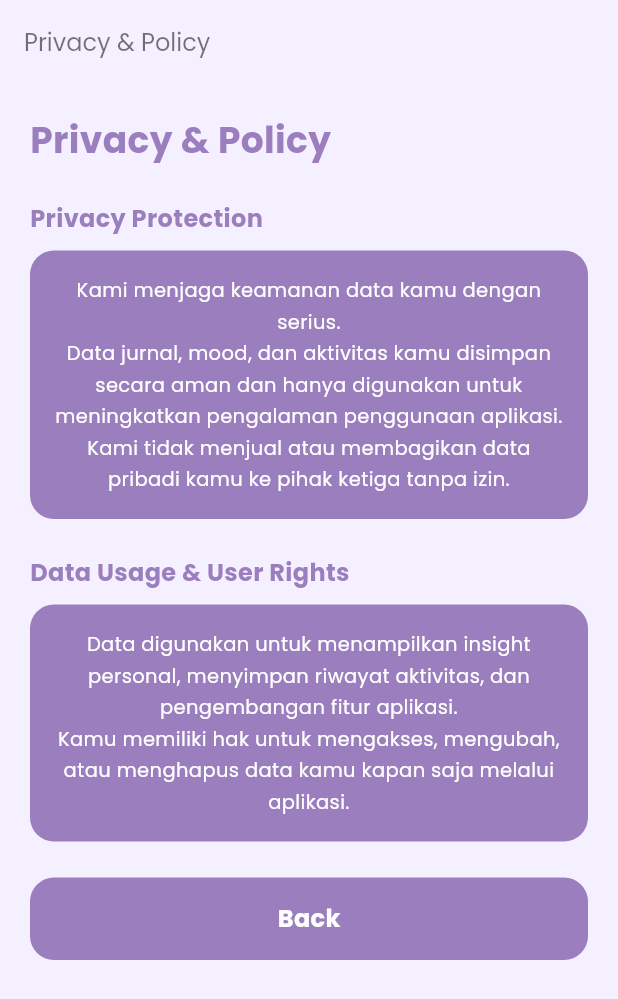
After one commit to IrghimKurniawan/Snap_Journal, a Flutter app: the PrivacyPolicyPage screen opened directly, on a phone screen of 412 x 824 dp. The commit adds this screen. Shown: the top 999 px of the screen. Run offline on Flutter 3.47's test engine with Material 3 defaults, Android fonts, the phone set to English and light mode, and no system bars; our stand-ins replace google_fonts.

Commit message:
added privacy policy

```diff
--- /dev/null
+++ b/lib/pages/privacy_policy.dart
@@ -0,0 +1,122 @@
+import 'package:flutter/material.dart';
+import 'package:google_fonts/google_fonts.dart';
+
+class PrivacyPolicyPage extends StatelessWidget {
+  const PrivacyPolicyPage({super.key});
+
+  @override
+  Widget build(BuildContext context) {
+    return Scaffold(
+      backgroundColor: const Color(0xFFF5F0FF),
+      appBar: AppBar(
+        elevation: 0,
+        backgroundColor: const Color(0xFFF5F0FF),
+        automaticallyImplyLeading: false,
+        title: Text(
+          'Privacy & Policy',
+          style: GoogleFonts.poppins(fontSize: 16, color: Colors.black54),
+        ),
+      ),
+      body: SafeArea(
+        child: SingleChildScrollView(
+          // ← diganti jadi bisa scroll
+          padding: const EdgeInsets.all(20),
+          child: Column(
+            crossAxisAlignment: CrossAxisAlignment.start,
+            children: [
+              Text(
+                'Privacy & Policy',
+                style: GoogleFonts.poppins(
+                  fontSize: 24,
+                  fontWeight: FontWeight.bold,
+                  color: const Color(0xFF9B7EBD),
+                ),
+              ),
+              const SizedBox(height: 24),
+
+              Text(
+                'Privacy Protection',
+                style: GoogleFonts.poppins(
+                  fontSize: 16,
+                  fontWeight: FontWeight.bold,
+                  color: const Color(0xFF9B7EBD),
+                ),
+              ),
+              const SizedBox(height: 10),
+              Container(
+                width: double.infinity,
+                padding: const EdgeInsets.all(16),
+                decoration: BoxDecoration(
+                  color: const Color(0xFF9B7EBD),
+                  borderRadius: BorderRadius.circular(16),
+                ),
+                child: Text(
+                  'Kami menjaga keamanan data kamu dengan serius.\nData jurnal, mood, dan aktivitas kamu disimpan secara aman dan hanya digunakan untuk meningkatkan pengalaman penggunaan aplikasi.\nKami tidak menjual atau membagikan data pribadi kamu ke pihak ketiga tanpa izin.',
+                  textAlign: TextAlign.center,
+                  style: GoogleFonts.poppins(
+                    fontSize: 13,
+                    color: Colors.white,
+                    height: 1.6,
+                  ),
+                ),
+              ),
+              const SizedBox(height: 24),
+
+              Text(
+                'Data Usage & User Rights',
+                style: GoogleFonts.poppins(
+                  fontSize: 16,
+                  fontWeight: FontWeight.bold,
+                  color: const Color(0xFF9B7EBD),
+                ),
+              ),
+              const SizedBox(height: 10),
+              Container(
+                width: double.infinity,
+                padding: const EdgeInsets.all(16),
+                decoration: BoxDecoration(
+                  color: const Color(0xFF9B7EBD),
+                  borderRadius: BorderRadius.circular(16),
+                ),
+                child: Text(
+                  'Data digunakan untuk menampilkan insight personal, menyimpan riwayat aktivitas, dan pengembangan fitur aplikasi.\nKamu memiliki hak untuk mengakses, mengubah, atau menghapus data kamu kapan saja melalui aplikasi.',
+                  textAlign: TextAlign.center,
+                  style: GoogleFonts.poppins(
+                    fontSize: 13,
+                    color: Colors.white,
+                    height: 1.6,
+                  ),
+                ),
+              ),
+              const SizedBox(height: 24),
+
+              // BACK BUTTON
+              GestureDetector(
+                onTap: () => Navigator.pop(context),
+                child: Container(
+                  width: double.infinity,
+                  padding: const EdgeInsets.symmetric(vertical: 16),
+                  decoration: BoxDecoration(
+                    color: const Color(0xFF9B7EBD),
+                    borderRadius: BorderRadius.circular(16),
+                  ),
+                  child: Center(
+                    child: Text(
+                      'Back',
+                      style: GoogleFonts.poppins(
+                        fontSize: 16,
+                        fontWeight: FontWeight.bold,
+                        color: Colors.white,
+                      ),
+                    ),
+                  ),
+                ),
+              ),
+              const SizedBox(height: 20),
+            ],
+          ),
+        ),
+      ),
+    );
+  }
+}
--- a/lib/pages/profile.dart
+++ b/lib/pages/profile.dart
@@ -6,6 +6,7 @@ import 'package:snap_journal/pages/insight.dart';
 import 'package:snap_journal/pages/journal.dart';
 import 'package:snap_journal/pages/new_journal.dart';
 import 'package:snap_journal/pages/account_info.dart';
+import 'package:snap_journal/pages/privacy_policy.dart';
 
 class ProfilePage extends StatefulWidget {
   const ProfilePage({super.key});
@@ -90,6 +91,7 @@ class _ProfilePageState extends State<ProfilePage> {
                     ),
                     child: Column(
                       children: [
+                        // ACCOUNT INFO
                         GestureDetector(
                           onTap: () {
                             Navigator.push(
@@ -128,8 +130,12 @@ class _ProfilePageState extends State<ProfilePage> {
 
                         SizedBox(height: 20),
 
-                        /// NOTIFICATION
-                        Row(
+                        // NOTIFICATION
+                        GestureDetector(
+                          onTap: () {
+                            print("Notification");
+                          },
+                          child: Row(
                             children: [
                               Container(
                                 width: 45,
@@ -144,11 +150,7 @@ class _ProfilePageState extends State<ProfilePage> {
                                 ),
                               ),
                               SizedBox(width: 16),
-                            GestureDetector(
-                              onTap: () {
-                                print("Notification");
-                              },
-                              child: Text(
+                              Text(
                                 "Notification",
                                 style: TextStyle(
                                   color: Colors.white,
@@ -156,8 +158,8 @@ class _ProfilePageState extends State<ProfilePage> {
                                   fontWeight: FontWeight.w600,
                                 ),
                               ),
+                            ],
                           ),
-                          ],
                         ),
                       ],
                     ),
@@ -180,7 +182,12 @@ class _ProfilePageState extends State<ProfilePage> {
                     ),
                     child: Column(
                       children: [
-                        Row(
+                        // THEMES
+                        GestureDetector(
+                          onTap: () {
+                            print("Themes");
+                          },
+                          child: Row(
                             children: [
                               Container(
                                 width: 45,
@@ -195,11 +202,7 @@ class _ProfilePageState extends State<ProfilePage> {
                                 ),
                               ),
                               SizedBox(width: 16),
-                            GestureDetector(
-                              onTap: () {
-                                print("Themes");
-                              },
-                              child: Text(
+                              Text(
                                 "Themes",
                                 style: TextStyle(
                                   color: Colors.white,
@@ -207,8 +210,8 @@ class _ProfilePageState extends State<ProfilePage> {
                                   fontWeight: FontWeight.w600,
                                 ),
                               ),
+                            ],
                           ),
-                          ],
                         ),
                       ],
                     ),
@@ -231,7 +234,17 @@ class _ProfilePageState extends State<ProfilePage> {
                     ),
                     child: Column(
                       children: [
-                        Row(
+                        // PRIVACY & POLICY
+                        GestureDetector(
+                          onTap: () {
+                            Navigator.push(
+                              context,
+                              MaterialPageRoute(
+                                builder: (_) => PrivacyPolicyPage(),
+                              ),
+                            );
+                          },
+                          child: Row(
                             children: [
                               Container(
                                 width: 45,
@@ -246,11 +259,7 @@ class _ProfilePageState extends State<ProfilePage> {
                                 ),
                               ),
                               SizedBox(width: 16),
-                            GestureDetector(
-                              onTap: () {
-                                print("Privacy & Policy");
-                              },
-                              child: Text(
+                              Text(
                                 "Privacy & Policy",
                                 style: TextStyle(
                                   color: Colors.white,
@@ -258,8 +267,8 @@ class _ProfilePageState extends State<ProfilePage> {
                                   fontWeight: FontWeight.w600,
                                 ),
                               ),
+                            ],
                           ),
-                          ],
                         ),
                       ],
                     ),
```
Lines whose indentation alone changed are shown as unchanged.
